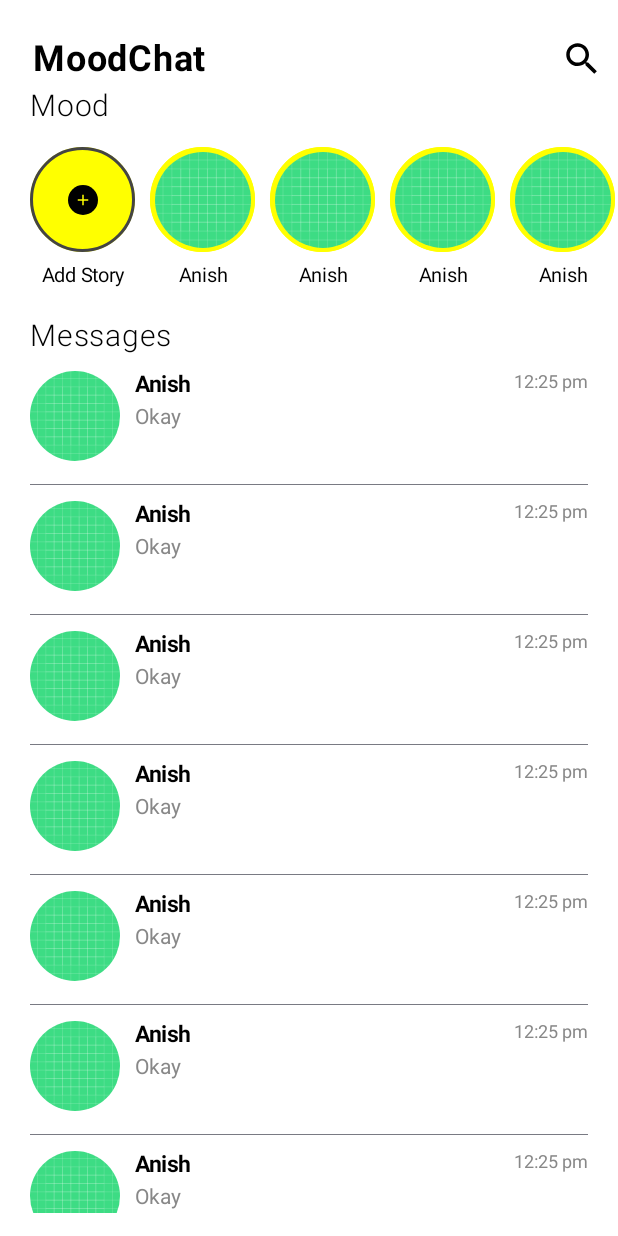
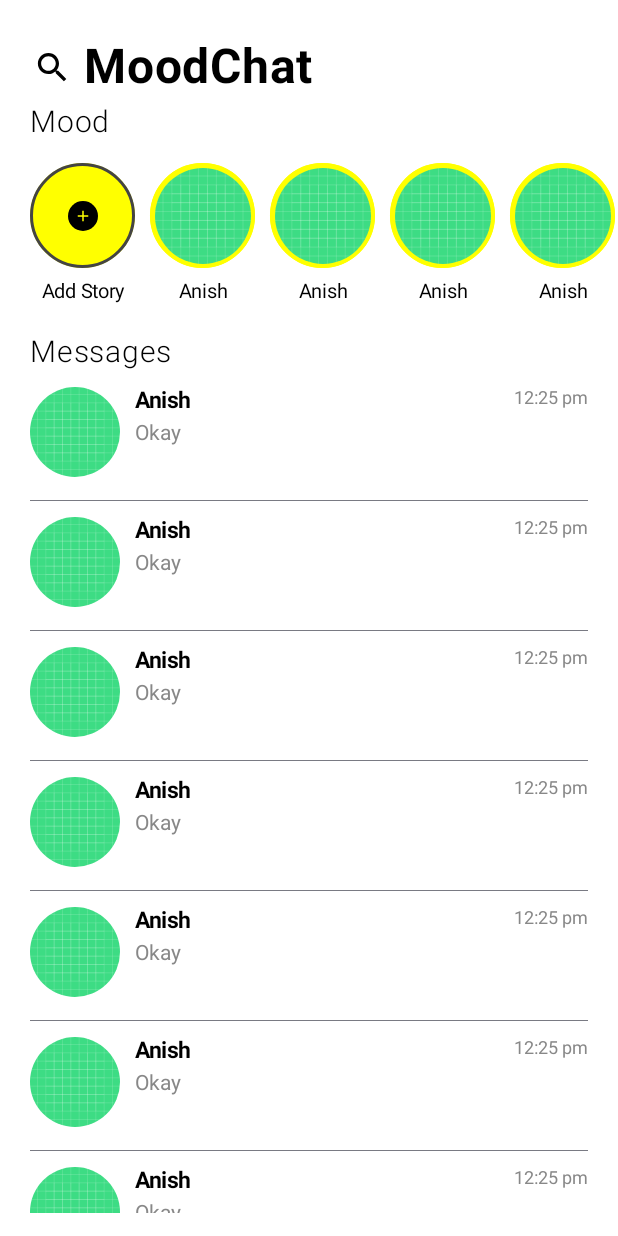
Before and after one commit to anish02shadow/ChatApp, an Android app built with Jetpack Compose: the screen it shows after launch (MainActivity), on a phone screen of 412 x 824 dp. Run offline under Robolectric (Android 15) with nearby library versions, the phone set to English and light mode, and no system bars.

Commit message:
Added SearchBar with animations in HomeScreen

```diff
--- a/app/src/main/java/com/example69/chatapp/ui/theme/Screens/HomeScreen.kt
+++ b/app/src/main/java/com/example69/chatapp/ui/theme/Screens/HomeScreen.kt
@@ -1,6 +1,8 @@
 package com.example69.chatapp.ui.theme.Screens
 
 import android.annotation.SuppressLint
+import androidx.compose.animation.*
+import androidx.compose.animation.core.*
 import androidx.compose.foundation.*
 import androidx.compose.foundation.interaction.MutableInteractionSource
 import androidx.compose.foundation.layout.*
@@ -9,12 +11,10 @@ import androidx.compose.foundation.lazy.LazyRow
 import androidx.compose.foundation.shape.CircleShape
 import androidx.compose.material.icons.Icons
 import androidx.compose.material.icons.filled.Add
+import androidx.compose.material.icons.filled.Close
 import androidx.compose.material.icons.filled.Search
-import androidx.compose.material3.Divider
-import androidx.compose.material3.Icon
-import androidx.compose.material3.IconButton
-import androidx.compose.material3.Text
-import androidx.compose.runtime.Composable
+import androidx.compose.material3.*
+import androidx.compose.runtime.*
 import androidx.compose.ui.Alignment
 import androidx.compose.ui.Alignment.Companion.CenterHorizontally
 import androidx.compose.ui.Modifier
@@ -35,6 +35,104 @@ import androidx.compose.ui.text.withStyle
 import androidx.compose.ui.unit.dp
 import androidx.compose.ui.unit.sp
 
+@OptIn(ExperimentalMaterial3Api::class)
+@Composable
+fun Searchbar2() {
+    var isSearchVisible by remember { mutableStateOf(false) }
+    var searchText by remember { mutableStateOf("") }
+
+    Row(
+        verticalAlignment = Alignment.CenterVertically,
+        modifier = Modifier
+            .padding(2.dp, end = 10.dp)
+            .fillMaxWidth()
+    ) {
+        Icon(
+            imageVector = Icons.Default.Search,
+            contentDescription = "Search Bar",
+            tint = Color.Black,
+            modifier = Modifier
+                .size(34.dp)
+                .padding(end = 8.dp)
+                .clickable {
+                    isSearchVisible = !isSearchVisible
+                }
+        )
+
+        AnimatedVisibility(
+            visible = !isSearchVisible,
+            enter = fadeIn() + slideInHorizontally(
+                initialOffsetX = { it },
+                animationSpec = tween(
+                    durationMillis = 300,
+                    easing = FastOutSlowInEasing
+                )
+            ),
+            exit = fadeOut() + slideOutHorizontally(
+                targetOffsetX = { it },
+                animationSpec = tween(
+                    durationMillis = 300,
+                    easing = FastOutSlowInEasing
+                )
+            )
+        ) {
+            Text(
+                text = "MoodChat",
+                color = Color.Black,
+                fontSize = 32.sp,
+                fontWeight = FontWeight.Bold
+            )
+        }
+
+        AnimatedVisibility(
+            visible = isSearchVisible,
+            enter = fadeIn() + slideInHorizontally(
+                initialOffsetX = { it },
+                animationSpec = tween(
+                    durationMillis = 300,
+                    easing = FastOutSlowInEasing
+                )
+            ),
+            exit = fadeOut() + slideOutHorizontally(
+                targetOffsetX = { it },
+                animationSpec = tween(
+                    durationMillis = 300,
+                    easing = FastOutSlowInEasing
+                )
+            )
+        ) {
+            var text by remember {
+                mutableStateOf("")
+            }
+            var active by remember {
+                mutableStateOf(false)
+            }
+
+
+            DockedSearchBar(
+                modifier =Modifier.fillMaxWidth(0.9f).height(50.dp),
+                query = text,
+                onQueryChange = {text=it},
+                onSearch = {active=false } ,
+                active = active ,
+                onActiveChange = {
+                    active=it
+                },
+            placeholder = { Text(text = "Search") },
+            trailingIcon = {
+                if (active){
+                    IconButton(onClick = { if (text.isNotEmpty()) text="" else active = false }) {
+                        Icon(imageVector = Icons.Filled.Close, contentDescription = "Close" )
+                    }
+                } else null
+            }
+            )
+            {
+
+            }
+        }
+    }
+}
 
 @Composable
 fun HomeScreen(
@@ -96,9 +194,9 @@ fun HeaderOrViewStory() {
                     bottomEnd = 30.dp
                 )
             )*/
-            .padding(start = 20.dp,top = 25.dp)
+            .padding(start = 20.dp, top = 25.dp)
     ) {
-        Searchbar()
+        Searchbar2()
         Column(
             modifier = Modifier
                 .fillMaxWidth()
```
